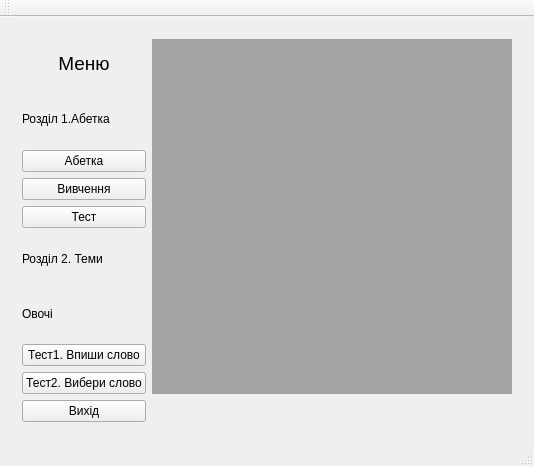
First picture: the form in mainwindow.ui, repository andrewkhimichuk/FinyakDiploma, before the edit.
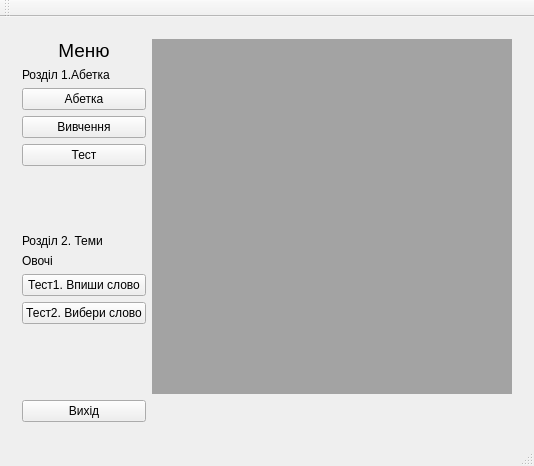
Second picture: the form after the edit.

```diff
--- a/mainwindow.ui
+++ b/mainwindow.ui
@@ -22,14 +22,14 @@
       </property>
       <widget class="QWidget" name="page">
        <layout class="QGridLayout" name="gridLayout_2">
-        <item row="0" column="0">
+        <item row="0" column="0" colspan="2">
          <widget class="QLabel" name="menulabel">
           <property name="text">
            <string>&lt;html&gt;&lt;head/&gt;&lt;body&gt;&lt;p align=&quot;center&quot;&gt;&lt;span style=&quot; font-size:14pt;&quot;&gt;Меню&lt;/span&gt;&lt;/p&gt;&lt;/body&gt;&lt;/html&gt;</string>
           </property>
          </widget>
         </item>
-        <item row="0" column="1" rowspan="6">
+        <item row="0" column="2" rowspan="5">
          <widget class="QStackedWidget" name="stackedWidget">
           <property name="autoFillBackground">
            <bool>false</bool>
@@ -44,14 +44,16 @@
           <widget class="QWidget" name="page_4"/>
          </widget>
         </item>
-        <item row="1" column="0">
+        <item row="1" column="0" colspan="2">
+         <layout class="QVBoxLayout" name="verticalLayout_4">
+          <item>
          <widget class="QLabel" name="abclabel">
           <property name="text">
            <string>Розділ 1.Абетка</string>
           </property>
          </widget>
         </item>
-        <item row="2" column="0">
+          <item>
          <layout class="QVBoxLayout" name="verticalLayout_2">
           <item>
            <widget class="QPushButton" name="abcButton">
@@ -76,21 +78,38 @@
           </item>
          </layout>
         </item>
-        <item row="3" column="0">
+         </layout>
+        </item>
+        <item row="2" column="1">
+         <spacer name="verticalSpacer">
+          <property name="orientation">
+           <enum>Qt::Vertical</enum>
+          </property>
+          <property name="sizeHint" stdset="0">
+           <size>
+            <width>17</width>
+            <height>33</height>
+           </size>
+          </property>
+         </spacer>
+        </item>
+        <item row="3" column="0" colspan="2">
+         <layout class="QVBoxLayout" name="verticalLayout_5">
+          <item>
          <widget class="QLabel" name="themelabel">
           <property name="text">
            <string>Розділ 2. Теми</string>
           </property>
          </widget>
         </item>
-        <item row="4" column="0">
+          <item>
          <widget class="QLabel" name="label_4">
           <property name="text">
            <string>Овочі</string>
           </property>
          </widget>
         </item>
-        <item row="5" column="0">
+          <item>
          <layout class="QVBoxLayout" name="verticalLayout_3">
           <item>
            <widget class="QPushButton" name="test1vegetableButton">
@@ -108,7 +127,22 @@
           </item>
          </layout>
         </item>
-        <item row="6" column="0">
+         </layout>
+        </item>
+        <item row="4" column="0">
+         <spacer name="verticalSpacer_2">
+          <property name="orientation">
+           <enum>Qt::Vertical</enum>
+          </property>
+          <property name="sizeHint" stdset="0">
+           <size>
+            <width>20</width>
+            <height>64</height>
+           </size>
+          </property>
+         </spacer>
+        </item>
+        <item row="5" column="0" colspan="2">
          <widget class="QPushButton" name="outputButton">
           <property name="text">
            <string>Вихід</string>
```
Lines whose indentation alone changed are shown as unchanged.
